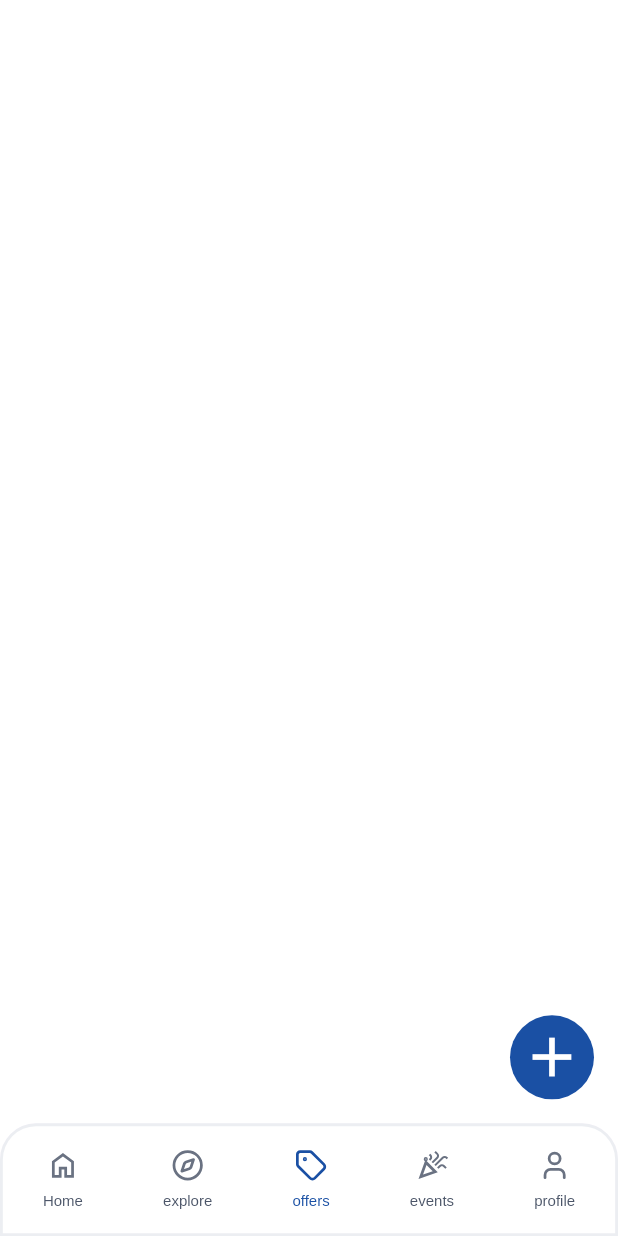
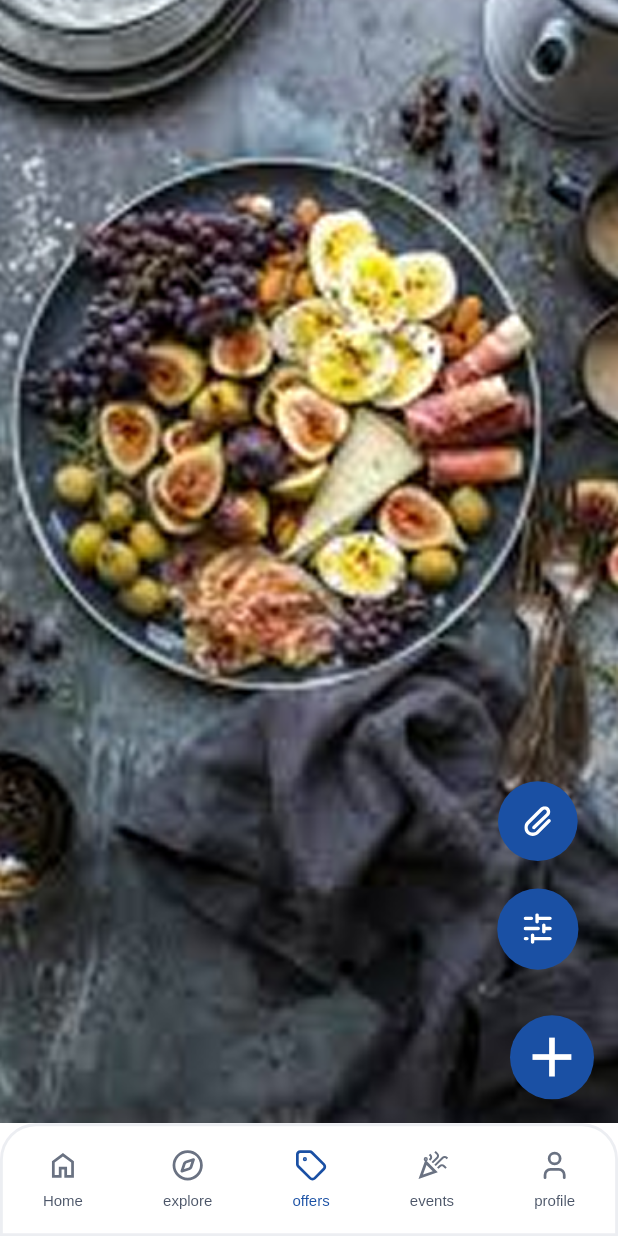
Before and after one commit to llill-dev/lawaen-mobile-app, a Flutter app: the screen it shows after launch, swiped to page 3, on a phone screen of 412 x 824 dp. Run offline on Flutter 3.47's test engine with Material 3 defaults, Android fonts, the phone set to English and light mode, and no system bars; our stand-ins replace auto_route, auto_size_text, cached_network_image, connectivity_plus, dio, easy_localization and 16 more; accounts and stored records are empty; generated files the repository leaves out were written again; project files that could hold a hidden picture were left out.

Commit message:
worked on the offers screen

```diff
--- a/lib/app/resources/assets_manager.dart
+++ b/lib/app/resources/assets_manager.dart
@@ -14,6 +14,7 @@ class ImageManager {
   static const String itmePhoto = "${imagePath}item_photo.png";
   static const String mune = "${imagePath}mune_card.png";
   static const String addMap = "${imagePath}add_map.png";
+  static const String offers = "${imagePath}offers.png";
 }
 
 class IconManager {
@@ -49,6 +50,8 @@ class IconManager {
   static const String arrowLeft = "${iconPath}arrow_left.svg";
   static const String upload = "${iconPath}upload.svg";
   static const String claim = "${iconPath}claim.svg";
+  static const String offersDetails = "${iconPath}offers_details.svg";
+  static const String offersFilter = "${iconPath}offers_filter.svg";
 }
 
 class JsonManager {
--- a/lib/features/home/presentation/views/navigation_controller.dart
+++ b/lib/features/home/presentation/views/navigation_controller.dart
@@ -4,6 +4,7 @@ import 'package:flutter/material.dart';
 import 'package:flutter_bloc/flutter_bloc.dart';
 import 'package:flutter_screenutil/flutter_screenutil.dart';
 import 'package:flutter_svg/svg.dart';
+import 'package:lawaen/features/offers/presentation/views/offers_screen.dart';
 
 import '../../../../app/app_prefs.dart';
 import '../../../../app/core/refresh_cubit/refresh_cubit.dart';
@@ -34,7 +35,7 @@ class NavigationControllerScreenState extends State<NavigationControllerScreen>
   @override
   void initState() {
     super.initState();
-    _pages = [HomeScreen(), Container(), Container(), Container(), Container()];
+    _pages = [HomeScreen(), Container(), OffersScreen(), Container(), Container()];
 
     _currentIndex = widget.initialIndex.clamp(0, _pages.length - 1);
 
--- /dev/null
+++ b/lib/features/offers/presentation/views/offers_screen.dart
@@ -0,0 +1,101 @@
+import 'package:auto_route/annotations.dart';
+import 'package:flutter/material.dart';
+import 'package:flutter_screenutil/flutter_screenutil.dart';
+import 'package:lawaen/app/resources/assets_manager.dart';
+import 'package:lawaen/app/resources/color_manager.dart';
+
+import '../../../home/presentation/views/widgets/category_details/filter_category_info.dart';
+import 'widgets/offers_circular_action_button.dart';
+import 'widgets/offers_details_bottom_sheet.dart';
+
+@RoutePage()
+class OffersScreen extends StatelessWidget {
+  final List<OffersModel> offers = [
+    OffersModel(
+      image: ImageManager.offers,
+      title: "products 1",
+      description:
+          "Life beckons at Banyan Tree, your sanctuary for the senses. Nestled in the heart of Bluewaters Island, our resort offers unparalleled views of the Arabian Gulf. Experience world-class hospitality with state-of-the-art facilities and exceptional service.",
+    ),
+    OffersModel(
+      image: ImageManager.offers,
+      title: "products 2",
+      description:
+          "ayham 2 Life beckons at Banyan Tree, your sanctuary for the senses. Nestled in the heart of Bluewaters Island, our resort offers unparalleled views of the Arabian Gulf. Experience world-class hospitality with state-of-the-art facilities and exceptional service.",
+    ),
+  ];
+  OffersScreen({super.key});
+
+  @override
+  Widget build(BuildContext context) {
+    return Scaffold(
+      body: SafeArea(
+        child: PageView.builder(
+          physics: const BouncingScrollPhysics(),
+          scrollDirection: Axis.vertical,
+          itemCount: offers.length,
+          itemBuilder: (context, index) {
+            final offer = offers[index];
+            return Stack(
+              fit: StackFit.expand,
+              children: [
+                Image.asset(offer.image, fit: BoxFit.cover),
+                Positioned(
+                  right: 24.w,
+                  bottom: 100.h,
+                  child: Column(
+                    children: [
+                      OffersCircularActionButton(
+                        icon: IconManager.offersDetails,
+                        onTap: () => _showOfferDetailsBottomSheet(context, offer),
+                      ),
+                      SizedBox(height: 16.h),
+                      OffersCircularActionButton(
+                        icon: IconManager.offersFilter,
+                        onTap: () => _showFilterBottomSheet(context),
+                      ),
+                    ],
+                  ),
+                ),
+              ],
+            );
+          },
+        ),
+      ),
+    );
+  }
+
+  void _showOfferDetailsBottomSheet(BuildContext context, OffersModel offer) {
+    showModalBottomSheet<void>(
+      showDragHandle: true,
+      context: context,
+      backgroundColor: ColorManager.white,
+      shape: RoundedRectangleBorder(borderRadius: BorderRadius.vertical(top: Radius.circular(20.r))),
+      builder: (context) {
+        return OffersDetailsBottomSheet(offer: offer);
+      },
+    );
+  }
+
+  void _showFilterBottomSheet(BuildContext context) {
+    showModalBottomSheet<void>(
+      context: context,
+      showDragHandle: true,
+      backgroundColor: ColorManager.white,
+      shape: const RoundedRectangleBorder(borderRadius: BorderRadius.vertical(top: Radius.circular(32))),
+      builder: (context) {
+        final List<String> subCategories = ["Food", "Cars", "Electronics", "Restaurants", "Travel"];
+        final ValueNotifier<Set<String>> selected = ValueNotifier<Set<String>>({});
+        return FilterCategoryInfo(selected: selected, subCategories: subCategories);
+      },
+    );
+  }
+}
+
+class OffersModel {
+  final String image;
+  final String title;
+  final String description;
+  final String? price;
+  OffersModel({required this.image, required this.title, required this.description, this.price});
+}
--- /dev/null
+++ b/lib/features/offers/presentation/views/widgets/offers_circular_action_button.dart
@@ -0,0 +1,22 @@
+import 'package:flutter/material.dart';
+import 'package:flutter_screenutil/flutter_screenutil.dart';
+import 'package:flutter_svg/flutter_svg.dart';
+import 'package:lawaen/app/resources/color_manager.dart';
+
+class OffersCircularActionButton extends StatelessWidget {
+  final String icon;
+  final void Function()? onTap;
+  const OffersCircularActionButton({super.key, required this.icon, required this.onTap});
+
+  @override
+  Widget build(BuildContext context) {
+    return GestureDetector(
+      onTap: onTap,
+      child: Container(
+        decoration: BoxDecoration(color: ColorManager.primary, shape: BoxShape.circle),
+        padding: EdgeInsets.all(16.w),
+        child: SvgPicture.asset(icon),
+      ),
+    );
+  }
+}
```
Also changed, not shown: lib/features/offers/presentation/views/widgets/offers_details_bottom_sheet.dart (added, +56 -0 lines), assets/icons/offers_details.svg (added), assets/icons/offers_filter.svg (added), assets/images/offers.png (added).
